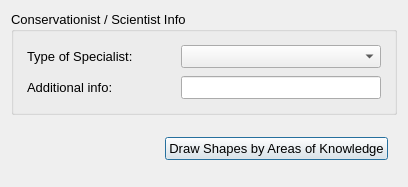
Old version of the form oom_cobi_loreto/Interview/consscience.ui in the repository Ecotrust/openoceanmap-desktop.
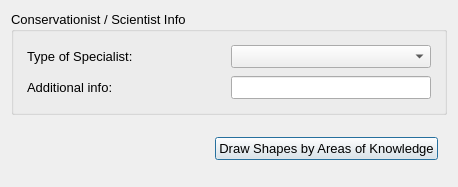
New version of the form.

```diff
--- a/oom_cobi_loreto/Interview/consscience.ui
+++ b/oom_cobi_loreto/Interview/consscience.ui
@@ -6,7 +6,7 @@
    <rect>
     <x>0</x>
     <y>0</y>
-    <width>404</width>
+    <width>454</width>
     <height>187</height>
    </rect>
   </property>
@@ -57,13 +57,13 @@
             <widget class="QLabel" name="employee_text" >
              <property name="minimumSize" >
               <size>
-               <width>150</width>
+               <width>200</width>
                <height>0</height>
               </size>
              </property>
              <property name="maximumSize" >
               <size>
-               <width>150</width>
+               <width>200</width>
                <height>16777215</height>
               </size>
              </property>
@@ -152,13 +152,13 @@
             <widget class="QLabel" name="add_info_text" >
              <property name="minimumSize" >
               <size>
-               <width>150</width>
+               <width>200</width>
                <height>0</height>
               </size>
              </property>
              <property name="maximumSize" >
               <size>
-               <width>150</width>
+               <width>200</width>
                <height>16777215</height>
               </size>
              </property>
```
